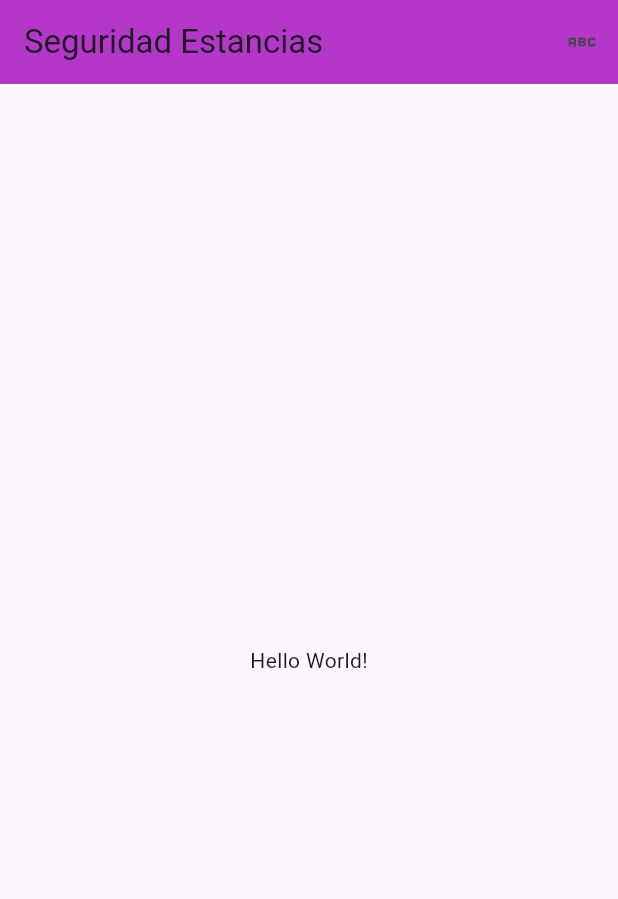
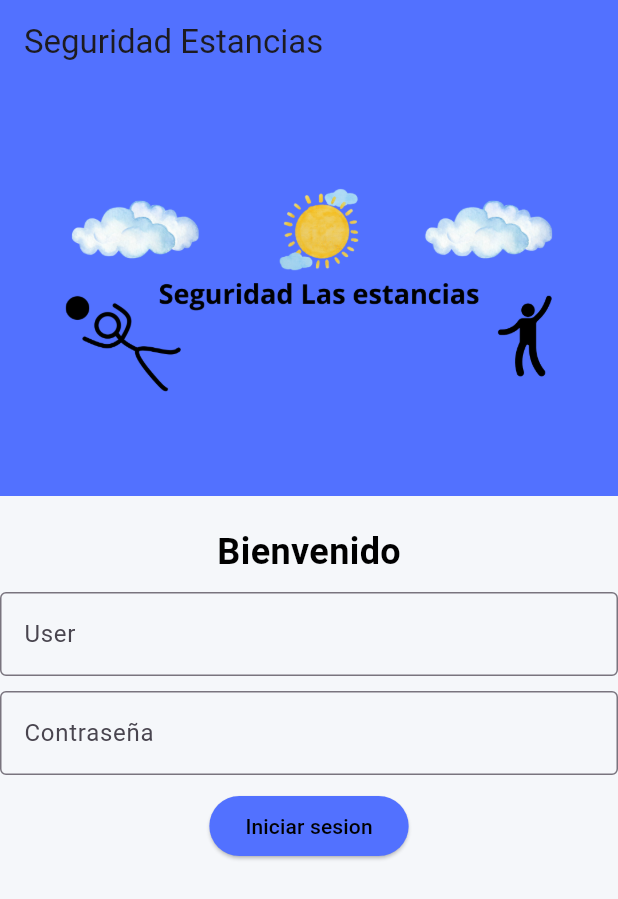
Before and after one commit to Brandios02/Accesos, a Flutter app: the screen it shows after launch, on a phone screen of 412 x 824 dp. Shown: the top 899 px of the screen. Run offline on Flutter 3.47's test engine with Material 3 defaults, Android fonts, the light colour scheme and no system bars.

Commit message:
Pantalla home sin navegacion

```diff
--- /dev/null
+++ b/lib/core/app_Colors.dart
@@ -0,0 +1,9 @@
+import 'dart:ui';
+
+class AppColors {
+  static const Color primary = Color(0xFF5271FF);
+  static const Color text = Color.fromARGB(255, 0, 0, 0);
+  static const Color btntxt = Color(0xFFF5F7FA);
+  static const Color backg = Color(0xFFF5F7FA);
+
+}
--- /dev/null
+++ b/lib/core/text_styles.dart
@@ -0,0 +1,7 @@
+import 'dart:ui';
+import 'package:flutter/material.dart';
+import 'package:flutter_estanciasapp/core/app_Colors.dart';
+
+class TextStyles {
+  static const TextStyle titleText = TextStyle(fontSize: 24, fontWeight: FontWeight.w600, color: AppColors.text);
+}
--- a/lib/main.dart
+++ b/lib/main.dart
@@ -1,4 +1,6 @@
 import 'package:flutter/material.dart';
+import 'package:flutter_estanciasapp/core/app_Colors.dart';
+import 'package:flutter_estanciasapp/screens/_home.dart';
 
 void main() {
   runApp(const MainApp());
@@ -10,18 +12,16 @@
   @override
   Widget build(BuildContext context) {
     return MaterialApp(
+      debugShowCheckedModeBanner: false,
       home: Scaffold(
+        backgroundColor: AppColors.backg,
         appBar: AppBar(
           title: Text("Seguridad Estancias"),
-          backgroundColor: const Color.fromARGB(255, 180, 55, 202),
-          actions: [
-            IconButton(onPressed: (){}, icon: Icon(Icons.abc)),
-          ],
+          backgroundColor: AppColors.primary,
         ),
-        body: Center(
-          child: Text('Hello World!'),
-        ),
+        body: home()
       ),
     );
   }
+
 }
--- /dev/null
+++ b/lib/screens/_home.dart
@@ -0,0 +1,53 @@
+import 'package:flutter/material.dart';
+import 'package:flutter_estanciasapp/core/app_Colors.dart';
+import 'package:flutter_estanciasapp/core/text_styles.dart';
+
+class home extends StatefulWidget {
+  const home({super.key});
+
+  @override
+  State<home> createState() => _homeState();
+}
+
+class _homeState extends State<home> {
+  @override
+  Widget build(BuildContext context) {
+    return Container(
+      decoration: BoxDecoration(borderRadius: BorderRadius.circular(100)),
+      child: Column(
+        children: [
+          Image.asset("assets/images/principal.png"),
+          const SizedBox(height: 20),
+
+          Text("Bienvenido", style: TextStyles.titleText),
+          const SizedBox(height: 10),
+
+          TextField(
+          decoration: InputDecoration(
+          labelText: 'User',
+          hintText: 'Introduce tu usuario',
+          border: OutlineInputBorder()
+            )
+          ),
+          const SizedBox(height: 10),
+
+          TextField(
+            obscureText: true,
+            textInputAction: TextInputAction.continueAction,
+            decoration: InputDecoration(
+            labelText: "Contraseña",
+            hintText: "Introduce tu contraseña",
+            border: OutlineInputBorder(),
+          ),
+          ),
+          const SizedBox(height: 10),
+
+          ElevatedButton(
+            style: ElevatedButton.styleFrom(backgroundColor: AppColors.primary, foregroundColor: AppColors.text),
+            onPressed: () {}, child: Text("Iniciar sesion"))
+
+        ],
+      ),
+    );
+  }
+}
--- a/pubspec.yaml
+++ b/pubspec.yaml
@@ -17,3 +17,5 @@
 
 flutter:
   uses-material-design: true
+  assets:
+    - assets/images/
```
Also changed, not shown: assets/images/principal.png (added).
